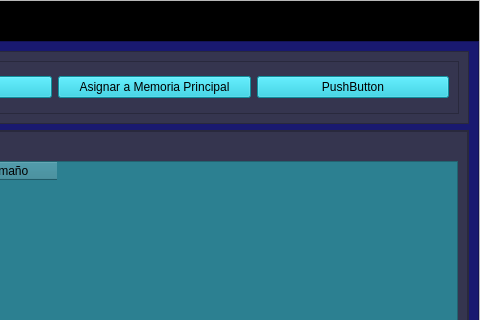
Above: view/view.ui from JesusAbarcaRodriguez/process-simulator before the change; both pictures show x 766 to 1246 and y 0 to 320 of the 1246 by 722 pixel window. Below: the same form after it.
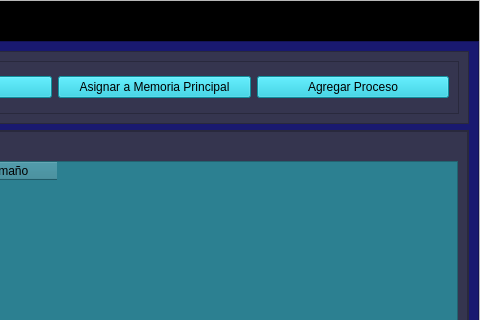
That is the form after the change.

```diff
--- a/view/view.ui
+++ b/view/view.ui
@@ -211,7 +211,7 @@
                    <string notr="true">background-color: rgb(20, 200, 220);</string>
                   </property>
                   <property name="text">
-                   <string>PushButton</string>
+                   <string>Agregar Proceso</string>
                   </property>
                  </widget>
                 </item>
```
Left out of the diff: 2 changed lines with no effect on the pictures.
